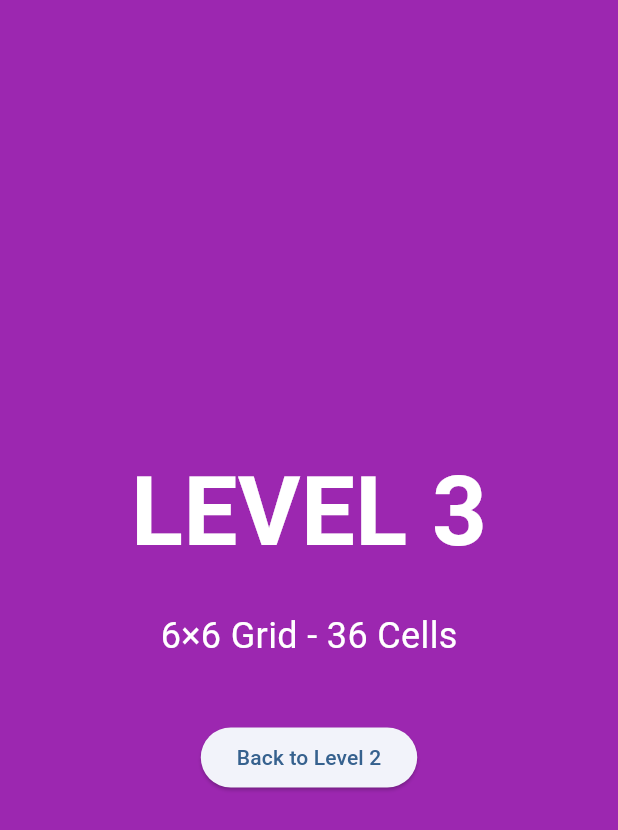
After one commit to Jordancoder13/number_match_game, a Flutter app: the screen it shows after launch, after a tap on "L2", after a tap on "L3", on a phone screen of 412 x 824 dp. The commit adds this screen. Shown: the top 830 px of the screen. Run offline on Flutter 3.47's test engine with Material 3 defaults, Android fonts, the phone set to English and light mode, and no system bars; our stand-ins replace flutter_riverpod.

Commit message:
fix apk for levels

```diff
--- a/lib/main.dart
+++ b/lib/main.dart
@@ -1,10 +1,11 @@
 import 'package:flutter/material.dart';
 import 'package:flutter_riverpod/flutter_riverpod.dart';
 import 'screens/game_screen.dart';
+import 'screens/level2_screen.dart';
+import 'screens/level3_screen.dart';
 
 void main() {
   runApp(
-    // Wrap the app with ProviderScope for Riverpod
     const ProviderScope(
       child: MyApp(),
     ),
@@ -23,6 +24,10 @@ class MyApp extends StatelessWidget {
         useMaterial3: true,
       ),
       home: const GameScreen(),
+      routes: {
+        '/level2': (context) => const Level2Screen(),
+        '/level3': (context) => const Level3Screen(),
+      },
       debugShowCheckedModeBanner: false,
     );
   }
--- a/lib/models/level_config.dart
+++ b/lib/models/level_config.dart
@@ -29,7 +29,7 @@ class GameLevels {
       timeLimit: 120, // 2 minutes
       numberPool: [1, 2, 3, 4, 5, 6, 7, 8, 9],
       description: 'Beginner - Learn the basics',
-      sparsity: 0.2, // 20% empty cells for Number Master feel
+      sparsity: 0.0, // No empty cells - Complete grid
       maxAddRows: 5,
     ),
     LevelConfig(
@@ -39,7 +39,7 @@ class GameLevels {
       timeLimit: 120,
       numberPool: [1, 2, 3, 4, 5, 6, 7, 8, 9],
       description: 'Intermediate - More challenging',
-      sparsity: 0.15, // 15% empty cells
+      sparsity: 0.0, // No empty cells - Complete grid
       maxAddRows: 6,
     ),
     LevelConfig(
@@ -49,7 +49,7 @@ class GameLevels {
       timeLimit: 120,
       numberPool: [1, 2, 3, 4, 5, 6, 7, 8, 9],
       description: 'Advanced - Master level',
-      sparsity: 0.1, // 10% empty cells
+      sparsity: 0.0, // No empty cells - Complete grid
       maxAddRows: 7,
     ),
   ];
--- a/lib/screens/game_screen.dart
+++ b/lib/screens/game_screen.dart
@@ -47,6 +47,26 @@ class GameScreen extends ConsumerWidget {
                   ),
                 ),
               ],
+            ),
+          ),
+          // Simple Level 2 button
+          TextButton(
+            onPressed: () {
+              Navigator.pushNamed(context, '/level2');
+            },
+            child: const Text(
+              'L2',
+              style: TextStyle(color: Colors.white, fontWeight: FontWeight.bold),
+            ),
+          ),
+          // Simple Level 3 button
+          TextButton(
+            onPressed: () {
+              Navigator.pushNamed(context, '/level3');
+            },
+            child: const Text(
+              'L3',
+              style: TextStyle(color: Colors.white, fontWeight: FontWeight.bold),
             ),
           ),
         ],
@@ -364,14 +384,35 @@ class GameScreen extends ConsumerWidget {
                 children: [
                   ElevatedButton.icon(
                     onPressed: () {
-                      gameNotifier.resetGame();
+                      gameNotifier.resetCurrentLevel(); // Reset current level, not Level 1
                     },
                     icon: const Icon(Icons.refresh),
-                    label: const Text('Play Again'),
+                    label: Text('Try Level ${gameState.level} Again'),
                     style: ElevatedButton.styleFrom(
                       backgroundColor: const Color(0xFF4CAF50),
                       foregroundColor: Colors.white,
-                      padding: const EdgeInsets.symmetric(horizontal: 24, vertical: 12),
+                      padding: const EdgeInsets.symmetric(horizontal: 20, vertical: 12),
+                      shape: RoundedRectangleBorder(
+                        borderRadius: BorderRadius.circular(25),
+                      ),
+                    ),
+                  ),
+                ],
+              ),
+              const SizedBox(height: 12),
+              Row(
+                mainAxisAlignment: MainAxisAlignment.spaceEvenly,
+                children: [
+                  ElevatedButton.icon(
+                    onPressed: () {
+                      gameNotifier.resetGame(); // Go back to Level 1
+                    },
+                    icon: const Icon(Icons.home),
+                    label: const Text('Start Over'),
+                    style: ElevatedButton.styleFrom(
+                      backgroundColor: Colors.orange.shade600,
+                      foregroundColor: Colors.white,
+                      padding: const EdgeInsets.symmetric(horizontal: 20, vertical: 12),
                       shape: RoundedRectangleBorder(
                         borderRadius: BorderRadius.circular(25),
                       ),
--- /dev/null
+++ b/lib/screens/level2_screen.dart
@@ -0,0 +1,42 @@
+import 'package:flutter/material.dart';
+
+class Level2Screen extends StatelessWidget {
+  const Level2Screen({super.key});
+
+  @override
+  Widget build(BuildContext context) {
+    return Scaffold(
+      backgroundColor: const Color(0xFF4CAF50),
+      body: Center(
+        child: Column(
+          mainAxisAlignment: MainAxisAlignment.center,
+          children: [
+            const Text(
+              'LEVEL 2',
+              style: TextStyle(
+                fontSize: 64,
+                fontWeight: FontWeight.bold,
+                color: Colors.white,
+              ),
+            ),
+            const SizedBox(height: 20),
+            const Text(
+              '5×6 Grid - 30 Cells',
+              style: TextStyle(
+                fontSize: 24,
+                color: Colors.white,
+              ),
+            ),
+            const SizedBox(height: 40),
+            ElevatedButton(
+              onPressed: () {
+                Navigator.pop(context);
+              },
+              child: const Text('Back to Level 1'),
+            ),
+          ],
+        ),
+      ),
+    );
+  }
+}
--- /dev/null
+++ b/lib/screens/level3_screen.dart
@@ -0,0 +1,42 @@
+import 'package:flutter/material.dart';
+
+class Level3Screen extends StatelessWidget {
+  const Level3Screen({super.key});
+
+  @override
+  Widget build(BuildContext context) {
+    return Scaffold(
+      backgroundColor: const Color(0xFF9C27B0),
+      body: Center(
+        child: Column(
+          mainAxisAlignment: MainAxisAlignment.center,
+          children: [
+            const Text(
+              'LEVEL 3',
+              style: TextStyle(
+                fontSize: 64,
+                fontWeight: FontWeight.bold,
+                color: Colors.white,
+              ),
+            ),
+            const SizedBox(height: 20),
+            const Text(
+              '6×6 Grid - 36 Cells',
+              style: TextStyle(
+                fontSize: 24,
+                color: Colors.white,
+              ),
+            ),
+            const SizedBox(height: 40),
+            ElevatedButton(
+              onPressed: () {
+                Navigator.pop(context);
+              },
+              child: const Text('Back to Level 2'),
+            ),
+          ],
+        ),
+      ),
+    );
+  }
+}
```
Also changed, not shown: lib/providers/game_provider.dart (+28 -6 lines), lib/screens/game_intro_screen.dart (added), lib/screens/game_level_screen.dart (added), 1 other file.
